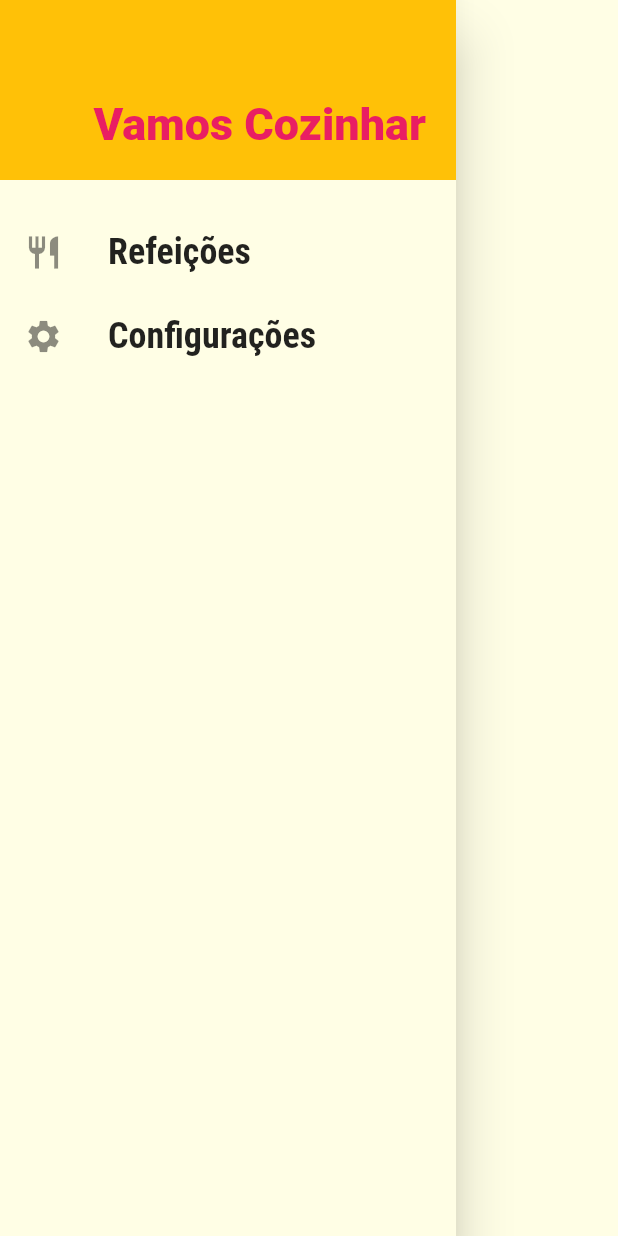
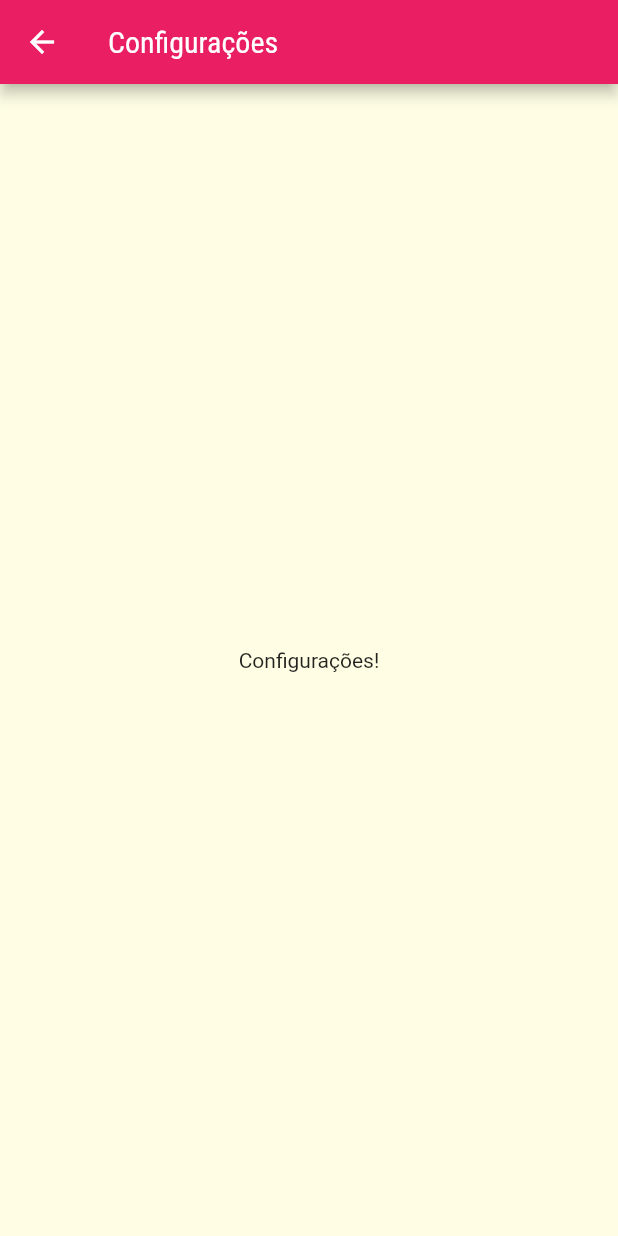
Before and after one commit to MarianaPezzi/DeliMeals, a Flutter app: the MainDrawer widget shown alone on an empty page, opened directly, after a tap on "Configurações", on a phone screen of 412 x 824 dp. Run offline on Flutter 3.47's test engine with Material 2 defaults, Android fonts, the phone set to English and light mode, and no system bars; network calls fail.

Commit message:
Adicionando links no drawer

```diff
--- a/lib/components/main_drawer.dart
+++ b/lib/components/main_drawer.dart
@@ -1,7 +1,8 @@
 import 'package:flutter/material.dart';
+import 'package:vamos_cozinhar/utils/app_routes.dart';
 
 class MainDrawer extends StatelessWidget {
-  Widget _createItem(IconData icon, String label) {
+  Widget _createItem(IconData icon, String label, VoidCallback onTap) {
     return ListTile(
       leading: Icon(
         icon,
@@ -15,7 +16,7 @@ class MainDrawer extends StatelessWidget {
           fontWeight: FontWeight.bold,
         ),
       ),
-      onTap: () {},
+      onTap: onTap,
     );
   }
 
@@ -41,8 +42,16 @@ class MainDrawer extends StatelessWidget {
           ),
         ),
         SizedBox(height: 20),
-        _createItem(Icons.restaurant, 'Refeições'),
-        _createItem(Icons.settings, 'Configurações'),
+        _createItem(
+          Icons.restaurant,
+          'Refeições',
+          () => Navigator.of(context).pushNamed(AppRoutes.HOME),
+        ),
+        _createItem(
+          Icons.settings,
+          'Configurações',
+          () => Navigator.of(context).pushNamed(AppRoutes.SETTINGS),
+        ),
       ]),
     );
   }
--- a/lib/main.dart
+++ b/lib/main.dart
@@ -1,9 +1,8 @@
 import 'package:flutter/material.dart';
-import 'package:vamos_cozinhar/screens/categories_screen.dart';
 import 'package:vamos_cozinhar/screens/meal_detail_screen.dart';
+import 'package:vamos_cozinhar/screens/settings_screen.dart';
 import 'package:vamos_cozinhar/screens/tabs_screen.dart';
 import 'package:vamos_cozinhar/utils/app_routes.dart';
-
 import 'screens/categories_meals_screen.dart';
 
 void main() => runApp(MyApp());
@@ -30,6 +29,7 @@ class MyApp extends StatelessWidget {
         AppRoutes.HOME: (context) => TabsScreen(),
         AppRoutes.CATEGORIES_MEALS: (context) => CategoriesMealsScreen(),
         AppRoutes.MEAL_DETAIL: (context) => MealDetailScreen(),
+        AppRoutes.SETTINGS: (context) => SettingsScreen(),
       },
     );
   }
--- /dev/null
+++ b/lib/screens/settings_screen.dart
@@ -0,0 +1,19 @@
+import 'package:flutter/material.dart';
+import 'package:flutter/src/widgets/framework.dart';
+import 'package:flutter/src/widgets/placeholder.dart';
+
+class SettingsScreen extends StatelessWidget {
+  const SettingsScreen({super.key});
+
+  @override
+  Widget build(BuildContext context) {
+    return Scaffold(
+      appBar: AppBar(
+        title: Text('Configurações'),
+      ),
+      body: Center(
+        child: Text('Configurações!'),
+      ),
+    );
+  }
+}
--- a/lib/utils/app_routes.dart
+++ b/lib/utils/app_routes.dart
@@ -2,4 +2,5 @@ class AppRoutes {
   static const HOME = '/';
   static const CATEGORIES_MEALS = '/categories-meals';
   static const MEAL_DETAIL = '/meal-detail';
+  static const SETTINGS = '/settings';
 }
```
